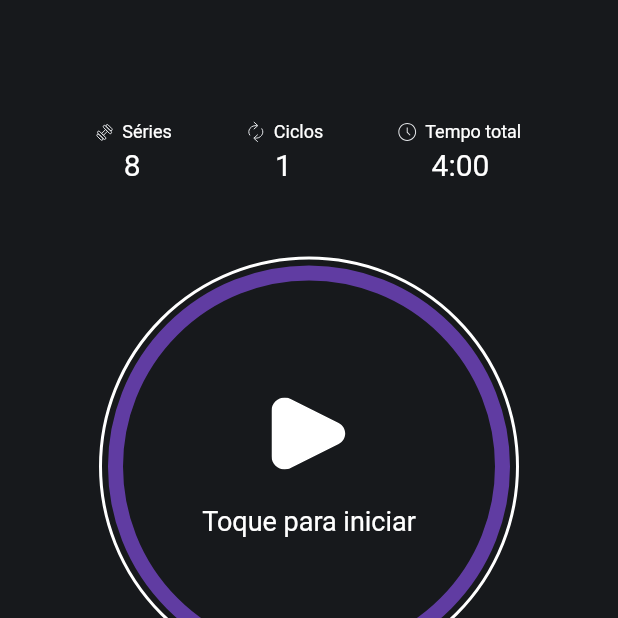
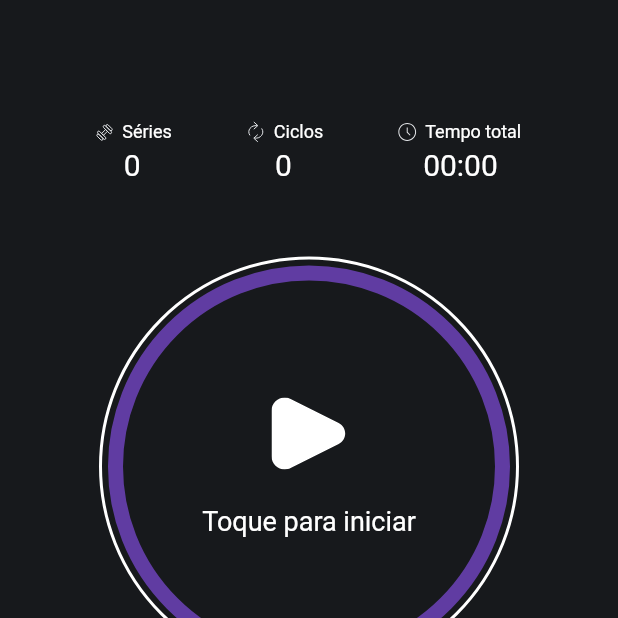
Before and after one commit to abnerescocio/flutter_app_hackaton, a Flutter app: the screen it shows after launch, on a phone screen of 412 x 824 dp, the top half of it. Run offline on Flutter 3.47's test engine with Material 2 defaults, Android fonts, the light colour scheme and no system bars; our stand-ins replace bloc, cloud_firestore, firebase_core, flutter_bloc, flutter_svg, lottie and 1 more; accounts and stored records are empty; generated files the repository leaves out were written again.

Commit message:
Usando BLoC na home

```diff
--- a/lib/src/app.dart
+++ b/lib/src/app.dart
@@ -73,10 +73,8 @@ class MyApp extends StatelessWidget {
                 switch (routeSettings.name) {
                   case PreTraningScreen.routeName:
                     return const PreTraningScreen();
-                  case SampleItemDetailsView.routeName:
-                    return const SampleItemDetailsView();
                   case ConfigurationScreen.routeName:
-                    return const ActiveTrainingScreen();
+                    return const ConfigurationScreen();
                   default:
                     return const SplashScreen();
                 }
--- a/lib/src/pre_training/pre_training.dart
+++ b/lib/src/pre_training/pre_training.dart
@@ -1,17 +1,53 @@
 import 'package:flutter/material.dart';
+import 'package:flutter_app_hackaton/src/blocs/app_blocs.dart';
+import 'package:flutter_app_hackaton/src/blocs/app_events.dart';
 import 'package:flutter_app_hackaton/src/commons/static_circle_widget.dart';
 import 'package:flutter_app_hackaton/src/commons/vertical_list_widget.dart';
+import 'package:flutter_app_hackaton/src/configuration_screen/configuration_view.dart';
+import 'package:flutter_app_hackaton/src/models/user.dart';
+import 'package:flutter_app_hackaton/src/utils/converter_utils.dart';
+import 'package:flutter_bloc/flutter_bloc.dart';
 
 import '../base_button.dart';
+import '../blocs/app_states.dart';
 import '../themes/custom_colors.dart';
 
-class PreTraningScreen extends StatelessWidget {
+class PreTraningScreen extends StatefulWidget {
   const PreTraningScreen({Key? key}) : super(key: key);
 
   static const String routeName = "/home";
 
   @override
+  State<PreTraningScreen> createState() => _PreTraningScreenState();
+}
+
+class _PreTraningScreenState extends State<PreTraningScreen> {
+  late GetUserBloc bloc;
+  User? user;
+
+  @override
+  void initState() {
+    super.initState();
+    bloc = GetUserBloc();
+    bloc.add(GetUserEvent("time_10"));
+  }
+
+  @override
+  void dispose() {
+    super.dispose();
+    bloc.close();
+  }
+
+  @override
   Widget build(BuildContext context) {
+    return BlocBuilder(
+      bloc: bloc,
+      builder: (context, state) {
+        if (state is SuccessGetUserState) {
+          user = state.user;
+        } else {
+          user = null;
+        }
         return Scaffold(
           backgroundColor: CustomColors.mainBackground,
           body: Column(
@@ -20,36 +56,53 @@ class PreTraningScreen extends StatelessWidget {
                 height: 80,
               ),
               Row(
-            children: const [
-              Spacer(),
+                children: [
+                  const Spacer(),
                   VerticalListWidget(
-                  icon: 'weight_white', value: '8', label: 'Séries'),
-              SizedBox(
+                    icon: 'weight_white',
+                    value: "${user?.seriesQuantity ?? 0}",
+                    label: 'Séries',
+                  ),
+                  const SizedBox(
                     width: 48,
                   ),
                   VerticalListWidget(
-                  icon: 'refresh_white', value: '1', label: 'Ciclos'),
-              SizedBox(
+                    icon: 'refresh_white',
+                    value: "${user?.cycleQuantity ?? 0}",
+                    label: 'Ciclos',
+                  ),
+                  const SizedBox(
                     width: 48,
                   ),
                   VerticalListWidget(
-                  icon: 'timer_white', value: '4:00', label: 'Tempo total '),
-              Spacer(),
+                    icon: 'timer_white',
+                    value: ConverterUtils.toMinutesAndSeconds(
+                        user?.totalTimeInSconds()),
+                    label: 'Tempo total ',
+                  ),
+                  const Spacer(),
                 ],
               ),
               const SizedBox(
                 height: 50,
               ),
-          const StaticCircleWidget(circleColor: CustomColors.primaryPurpleDark),
+              const StaticCircleWidget(
+                  circleColor: CustomColors.primaryPurpleDark),
               const SizedBox(
                 height: 75,
               ),
               BaseButton(
                 text: "Editar Tabata",
-            onPressed: () {},
+                onPressed: goToConfiguration,
               ),
             ],
           ),
         );
+      },
+    );
+  }
+
+  void goToConfiguration() {
+    Navigator.restorablePushNamed(context, ConfigurationScreen.routeName);
   }
 }
```
Also changed, not shown: lib/src/configuration_screen/configuration_view.dart (+22 -22 lines). Lines whose indentation alone changed are shown as unchanged.
